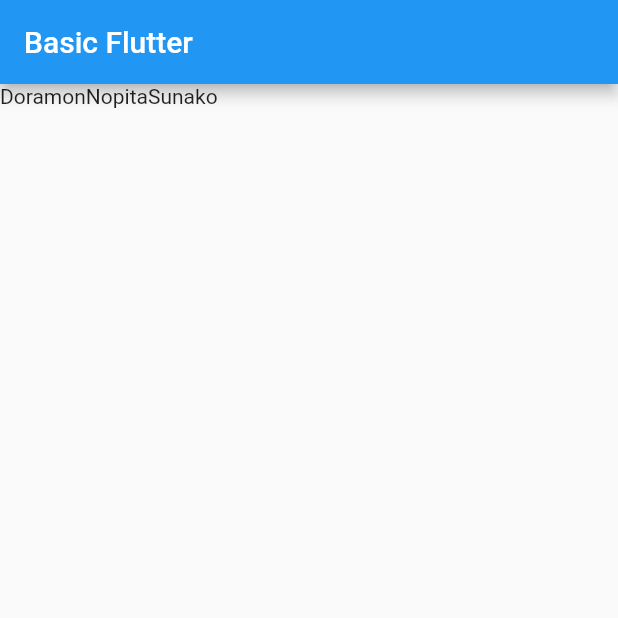
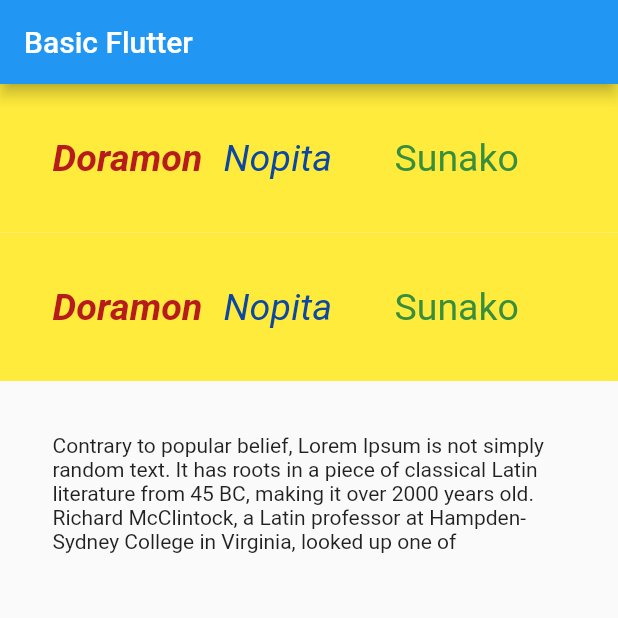
Before and after one commit to openpino/BasicFlutter_13nov18, a Flutter app: the screen it shows after launch, on a phone screen of 412 x 824 dp, the top half of it. Run offline on Flutter 3.47's test engine with Material 2 defaults, Android fonts, the phone set to English and light mode, and no system bars.

Commit message:
Colum OK

```diff
--- a/lib/main.dart
+++ b/lib/main.dart
@@ -14,25 +14,53 @@ class MyApp extends StatelessWidget {
   var friend1String = 'Doramon';
   var friend2String = 'Nopita';
   var friend3String = 'Sunako';
-
+  var myFontSize = 25.0;
   @override
   Widget build(BuildContext context) {
+    //DEmo Create Text Widget
+    Text friend1Text = new Text(
+      friend1String,
+      style: new TextStyle(
+          color: Colors.red[900],
+          fontSize: myFontSize,
+          fontWeight: FontWeight.bold,
+          fontStyle: FontStyle.italic),
+    );
+    Text friend2Text = new Text(
+      friend2String,
+      style: new TextStyle(
+          color: Colors.blue[900],
+          fontSize: myFontSize,
+          fontStyle: FontStyle.italic),
+    );
+    Text friend3Text = new Text(
+      friend3String,
+      style: new TextStyle(
+          color: Colors.green[700],
+          fontSize: myFontSize,
+          fontStyle: FontStyle.normal),
+    );
 
-    //DEmo Create Text Widget
-    Text friend1Text = new Text(friend1String);
-    Text friend2Text = new Text(friend2String);
-    Text friend3Text = new Text(friend3String);
-
-   // Create widget for body
+    // Create widget for body
     Widget widgetTextMessage = new Container(
       padding: new EdgeInsets.all(paddingDouble),
       child: new Text(messageString),
     );
 
-    Widget widgetMyFriend = new Container(
+    Widget widgetMyFriend = new Container( padding: new EdgeInsets.all(paddingDouble),
       child: new Row(
-        children: <Widget>[friend1Text, friend2Text, friend3Text],
-      ),
+        children: <Widget>[
+          new Expanded(
+            child: friend1Text,
+          ),
+          new Expanded(
+            child: friend2Text,
+          ),
+          new Expanded(
+            child: friend3Text,
+          )
+        ],
+      ), color: Colors.yellow,
     );
 
     return new MaterialApp(
@@ -41,7 +69,7 @@ class MyApp extends StatelessWidget {
         appBar: new AppBar(
           title: new Text(titleName),
         ),
-        body: widgetMyFriend,
+        body: new Container(child: new Column(children: <Widget>[widgetMyFriend,widgetMyFriend,widgetTextMessage],),),
       ),
     );
   }
```
